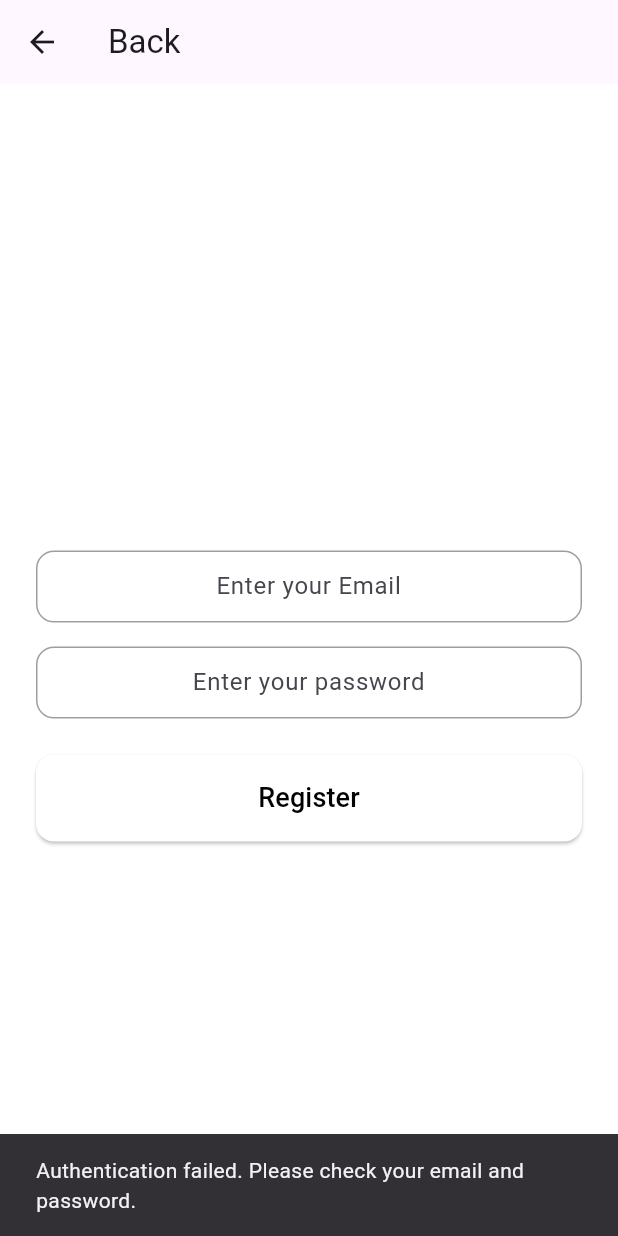
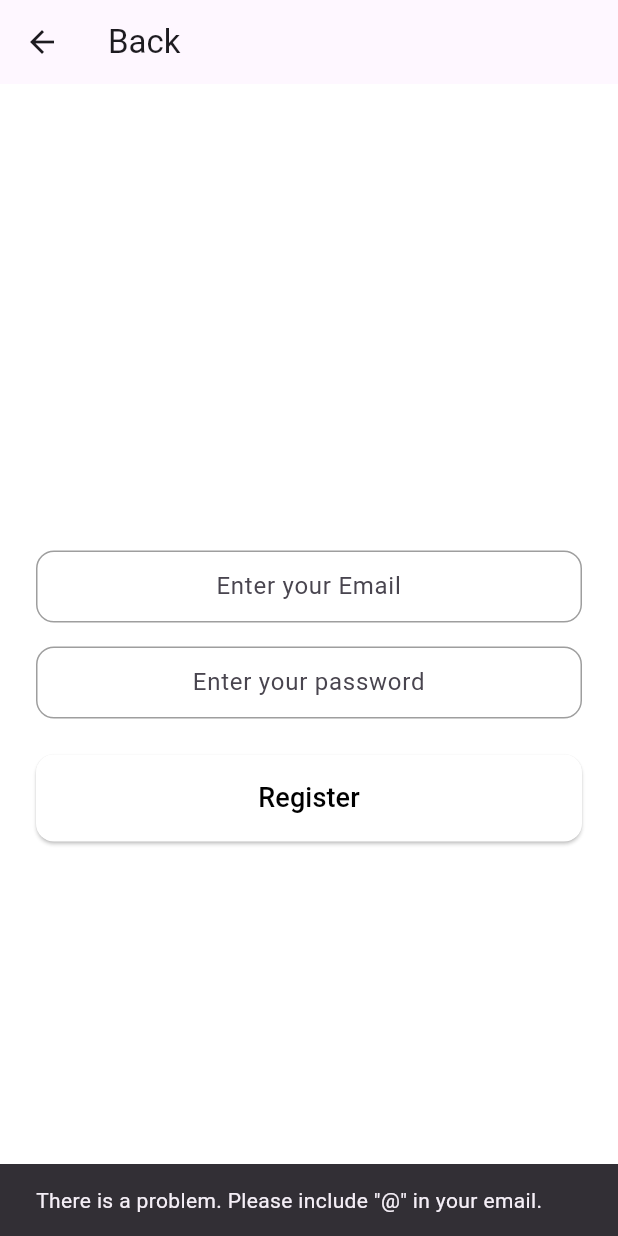
Before and after one commit to apyronixx/Application-AV-Mess-, a Flutter app: the RegistrationScreen screen opened directly, after a tap on "Register", on a phone screen of 412 x 824 dp. Run offline on Flutter 3.47's test engine with Material 3 defaults, Android fonts, the phone set to English and light mode, and no system bars; our stand-ins replace cloud_firestore, firebase_auth, firebase_core, firebase_messaging, image_picker, shared_preferences and 1 more; missing offline and left inert: magnifying_glass; accounts and stored records are empty; generated files the repository leaves out were written again.

Commit message:
Flutter App

```diff
--- a/lib/l10n/app_en.arb
+++ b/lib/l10n/app_en.arb
@@ -10,6 +10,10 @@
   "emailProblem": "There is a problem. Please include \"@\" in your email.",
   "@emailProblem" : {
     "description": "E-mail"
+  },
+  "password6" : "The password should be at least 6 characters",
+  "@password6" : {
+  "descripton" : "Password"
   },
   "goToRegistration": "Go to Registration",
   "@goToRegistration": {
--- a/lib/l10n/app_es.arb
+++ b/lib/l10n/app_es.arb
@@ -2,6 +2,7 @@
   "enterPassword": "Ingrese su contraseña",
   "authFailed": "Fallo de autenticación. Por favor, verifique su correo electrónico y contraseña.",
   "emailProblem": "Hay un problema. Por favor, incluya \"@\" en su correo electrónico.",
+  "password6": "La contraseña debe tener al menos 6 caracteres",
   "goToRegistration": "Ir al registro",
   "enterEmail": "Ingrese su correo electrónico",
   "back": "Volver",
--- a/lib/l10n/app_fr.arb
+++ b/lib/l10n/app_fr.arb
@@ -2,6 +2,7 @@
   "enterPassword": "Entrez votre mot de passe",
   "authFailed": "Échec de l'authentification. Veuillez vérifier votre courriel et votre mot de passe.",
   "emailProblem": "Il y a un problème. Veuillez inclure \"@\" dans votre courriel.",
+  "password6" : "Le mot de passe doit comporter au moins 6 caractères",
   "goToRegistration": "Aller à l'inscription",
   "enterEmail": "Entrez votre mail",
   "back": "Retour",
--- a/lib/screens/registration_screen.dart
+++ b/lib/screens/registration_screen.dart
@@ -1,3 +1,5 @@
+// ignore_for_file: use_build_context_synchronously
+
 import 'package:flutter/foundation.dart';
 import 'package:flutter/material.dart';
 import 'package:project_bucarest/constants.dart';
@@ -100,7 +102,7 @@ class _RegistrationScreenState extends State<RegistrationScreen> {
                 if (!email.contains('@')) {
                   ScaffoldMessenger.of(context).showSnackBar(
                     SnackBar(
-                      content: Text((AppLocalizations.of(context)!.authFailed)),
+                      content: Text((AppLocalizations.of(context)!.emailProblem)),
                     ),
                   );
                   return;
@@ -109,7 +111,7 @@ class _RegistrationScreenState extends State<RegistrationScreen> {
                 if (password.length < 6) {
                   ScaffoldMessenger.of(context).showSnackBar(
                     SnackBar(
-                      content: Text((AppLocalizations.of(context)!.emailProblem)),
+                      content: Text((AppLocalizations.of(context)!.password6)),
                     ),
                   );
                   return;
```
